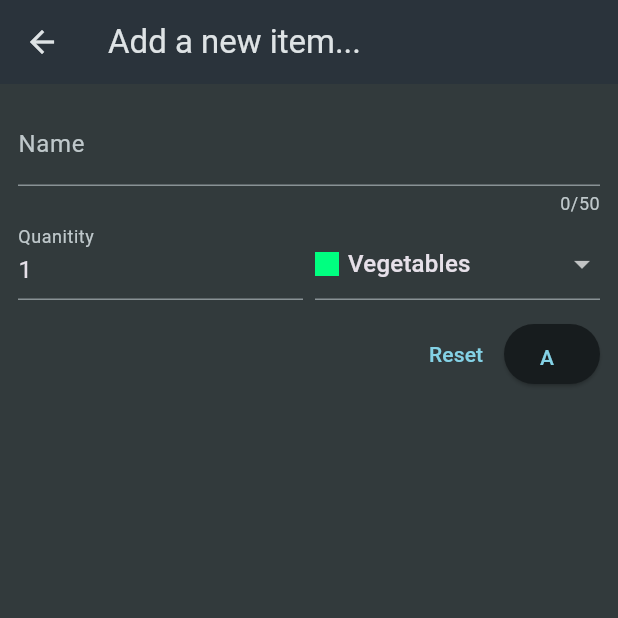
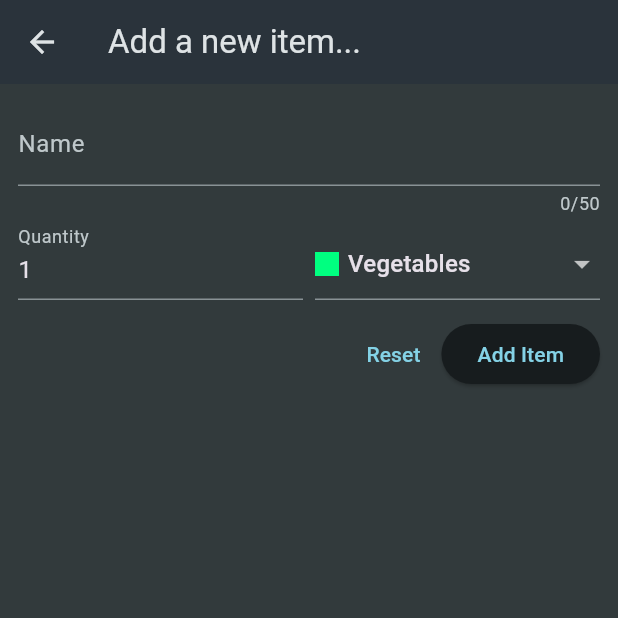
Before and after one commit to IdkBored-d/shopping_list_fa2025, a Flutter app: the screen it shows after launch, after a tap on the "add box" icon, on a phone screen of 412 x 824 dp, the top half of it. Run offline on Flutter 3.47's test engine with Material 3 defaults, Android fonts, the phone set to English and light mode, and no system bars; network calls fail.

Commit message:
final commit finished, error checking and deleting items

```diff
--- a/lib/widgets/grocery_list.dart
+++ b/lib/widgets/grocery_list.dart
@@ -17,6 +17,7 @@ class GroceryList extends StatefulWidget {
 class _GroceryListState extends State<GroceryList> {
   List<GroceryItem> _groceryItems = [];
   var _isLoading = true;
+  String? _error;
   @override
   void initState() {
     super.initState();
@@ -28,35 +29,61 @@ class _GroceryListState extends State<GroceryList> {
       "shopping-list-c75cf-default-rtdb.firebaseio.com",
       'shopping-list.json',
     );
+    try {
       final response = await http.get(url);
-    final Map<String, dynamic> listData = json.decode(response.body);
+      if (response.statusCode >= 400) {
+        setState(() {
+          _error = "Failed to fetch data. Try again later";
+          _isLoading = false;
+        });
+        return;
+      }
+      final Map<String, dynamic>? listData = json.decode(response.body);
+      if (listData == null) {
+        setState(() {
+          _isLoading = false;
+        });
+        return;
+      }
       final List<GroceryItem> loadedItems = [];
       for (final item in listData.entries) {
+        try {
           final currentCat = categories.entries
               .firstWhere(
                 (catItem) => catItem.value.title == item.value['category'],
+                orElse: () => categories.entries.first,
               )
               .value;
           loadedItems.add(
             GroceryItem(
               id: item.key,
-          name: item.value['name'],
-          quantity: item.value['quantity'],
+              name: item.value['name'] ?? '',
+              quantity: item.value['quantity'] ?? 1,
               category: currentCat,
             ),
           );
+        } catch (e) {
+          // Skip invalid items
+          continue;
+        }
       }
       setState(() {
         _groceryItems = loadedItems;
         _isLoading = false;
       });
+    } catch (e) {
+      setState(() {
+        _error = "Failed to fetch data. Try again later";
+        _isLoading = false;
+      });
+    }
   }
 
   void _addItem() async {
     final newItem = await Navigator.of(
       context,
     ).push<GroceryItem>(MaterialPageRoute(builder: (ctx) => const NewItem()));
-    if(newItem == null){
+    if (newItem == null) {
       return;
     }
     setState(() {
@@ -64,10 +91,34 @@ class _GroceryListState extends State<GroceryList> {
     });
   }
 
-  void _removeItem(GroceryItem item) {
+  void _removeItem(GroceryItem item) async {
+    final index = _groceryItems.indexOf(item);
     setState(() => _groceryItems.remove(item));
-    for (var i = 0; i < _groceryItems.length; i++) {
-      print(_groceryItems[i].name);
+    final url = Uri.https(
+      "shopping-list-c75cf-default-rtdb.firebaseio.com",
+      'shopping-list/${item.id}.json',
+    );
+    try {
+      var response = await http.delete(url);
+      if (response.statusCode >= 400) {
+        if (mounted) {
+          setState(() {
+            _groceryItems.insert(index, item);
+          });
+          ScaffoldMessenger.of(context).showSnackBar(
+            const SnackBar(content: Text('Failed to delete item. Please try again.')),
+          );
+        }
+      }
+    } catch (e) {
+      if (mounted) {
+        setState(() {
+          _groceryItems.insert(index, item);
+        });
+        ScaffoldMessenger.of(context).showSnackBar(
+          const SnackBar(content: Text('Failed to delete item. Please try again.')),
+        );
+      }
     }
   }
 
@@ -76,10 +127,11 @@ class _GroceryListState extends State<GroceryList> {
     Widget content = const Center(
       child: Text("Please Click the + Button to add an Item"),
     );
-    if(_isLoading){
+    if (_isLoading) {
       content = const Center(child: CircularProgressIndicator());
-    }
-    if (_groceryItems.isNotEmpty) {
+    } else if (_error != null && _error!.isNotEmpty) {
+      content = Center(child: Text(_error!));
+    } else if (_groceryItems.isNotEmpty) {
       content = ListView.builder(
         itemCount: _groceryItems.length,
         itemBuilder: (ctx, index) => Dismissible(
@@ -99,7 +151,6 @@ class _GroceryListState extends State<GroceryList> {
         ),
       );
     }
-
     return Scaffold(
       appBar: AppBar(
         title: const Text("Your Groceries"),
--- a/lib/widgets/new_item.dart
+++ b/lib/widgets/new_item.dart
@@ -15,7 +15,7 @@ class NewItem extends StatefulWidget {
 
 class _NewItemState extends State<NewItem> {
   final _formKey = GlobalKey<FormState>();
-  var _eneteredName = '';
+  var _enteredName = '';
   var _enteredQuantity = 1;
   var _selectedCategory = categories[Categories.vegetables]!;
   var _isSending = false;
@@ -30,15 +30,26 @@ class _NewItemState extends State<NewItem> {
         "shopping-list-c75cf-default-rtdb.firebaseio.com",
         'shopping-list.json',
       );
+      try {
         final response = await http.post(
           url,
           headers: {'Content-Type': 'application/json'},
           body: json.encode({
-          'name': _eneteredName,
+            'name': _enteredName,
             'quantity': _enteredQuantity,
-          'category': _selectedCategory,
+            'category': _selectedCategory.title,
           }),
         );
+        if (response.statusCode >= 400) {
+          if (!context.mounted) return;
+          ScaffoldMessenger.of(context).showSnackBar(
+            const SnackBar(content: Text('Failed to save item. Please try again.')),
+          );
+          setState(() {
+            _isSending = false;
+          });
+          return;
+        }
         final Map<String, dynamic> resData = json.decode(response.body);
         if (!context.mounted) {
           return;
@@ -46,11 +57,20 @@ class _NewItemState extends State<NewItem> {
         Navigator.of(context).pop(
           GroceryItem(
             id: resData['name'],
-          name: _eneteredName,
+            name: _enteredName,
             quantity: _enteredQuantity,
             category: _selectedCategory,
           ),
         );
+      } catch (e) {
+        if (!context.mounted) return;
+        ScaffoldMessenger.of(context).showSnackBar(
+          const SnackBar(content: Text('Failed to save item. Please try again.')),
+        );
+        setState(() {
+          _isSending = false;
+        });
+      }
     }
   }
 
@@ -77,7 +97,7 @@ class _NewItemState extends State<NewItem> {
                   return null;
                 },
                 onSaved: (value) {
-                  _eneteredName = value!;
+                  _enteredName = value!;
                 },
               ),
               Row(
@@ -86,14 +106,14 @@ class _NewItemState extends State<NewItem> {
                   Expanded(
                     child: TextFormField(
                       keyboardType: TextInputType.number,
-                      decoration: InputDecoration(label: Text("Quanitity")),
+                      decoration: InputDecoration(label: Text("Quantity")),
                       initialValue: '1',
                       validator: (value) {
                         if (value == null ||
                             value.isEmpty ||
                             int.tryParse(value) == null ||
                             int.tryParse(value)! <= 0) {
-                          return "Must have a name between 2 and 50 characters long!";
+                          return "Must be a positive number!";
                         }
                         return null;
                       },
@@ -147,12 +167,12 @@ class _NewItemState extends State<NewItem> {
                   ElevatedButton(
                     onPressed: _isSending ? null : _saveItem,
                     child: _isSending
-                        ? null
-                        : SizedBox(
+                        ? const SizedBox(
                             height: 16,
                             width: 16,
-                            child: Text("Add Item"),
-                          ),
+                            child: CircularProgressIndicator(strokeWidth: 2),
+                          )
+                        : const Text("Add Item"),
                   ),
                 ],
               ),
```
Lines whose indentation alone changed are shown as unchanged.
